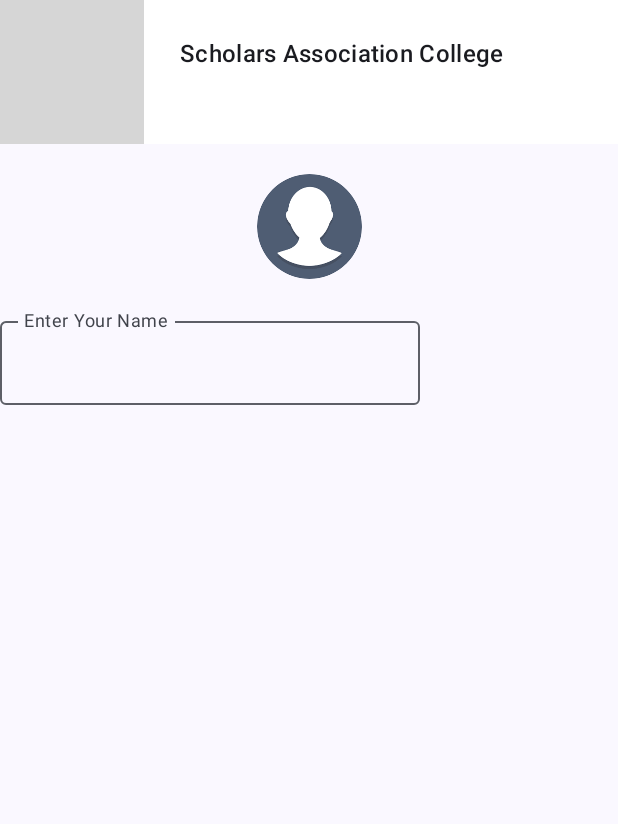
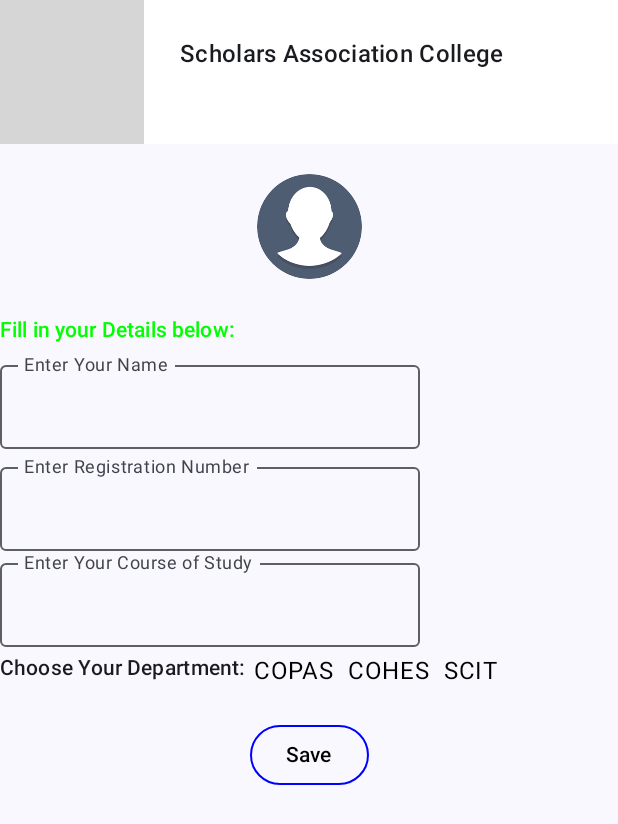
Before and after one commit to mudash-dev/SAC-ProfileApp, an Android app built with Jetpack Compose: the screen it shows after launch (MainActivity), on a phone screen of 412 x 824 dp. Shown: the top 824 px of the screen. Run offline under Robolectric (Android 15) with nearby library versions, the phone set to English and light mode, and no system bars; grey boxes are pictures that could not be loaded.

Commit message:
initial commit second commit with addition of elements

```diff
--- a/app/src/main/java/com/example/composeschoolprofile/MainActivity.kt
+++ b/app/src/main/java/com/example/composeschoolprofile/MainActivity.kt
@@ -4,16 +4,22 @@ package com.example.composeschoolprofile
 import android.os.Bundle
 import androidx.activity.ComponentActivity
 import androidx.activity.compose.setContent
+import androidx.compose.foundation.BorderStroke
 import androidx.compose.foundation.Image
 import androidx.compose.foundation.background
 import androidx.compose.foundation.layout.Arrangement
 import androidx.compose.foundation.layout.Column
 import androidx.compose.foundation.layout.Row
+import androidx.compose.foundation.layout.Spacer
 import androidx.compose.foundation.layout.fillMaxSize
 import androidx.compose.foundation.layout.fillMaxWidth
+import androidx.compose.foundation.layout.height
 import androidx.compose.foundation.layout.padding
 import androidx.compose.foundation.layout.size
+import androidx.compose.foundation.layout.width
 import androidx.compose.foundation.shape.CircleShape
+import androidx.compose.material3.Button
+import androidx.compose.material3.ButtonDefaults
 import androidx.compose.material3.MaterialTheme
 import androidx.compose.material3.OutlinedTextField
 import androidx.compose.material3.Surface
@@ -49,6 +55,7 @@ class MainActivity : ComponentActivity() {
     }
 }
 
+
 @Composable
 fun Student(school: String) {
     Column {
@@ -58,7 +65,7 @@ fun Student(school: String) {
                 .fillMaxWidth()
                 .background(color = Color.White)
         ) {
-            Image(painter = painterResource(id = R.drawable.unilogo), contentDescription ="SAC" )
+            Image(painter = painterResource(id = R.drawable.unilogo), contentDescription ="SAC" ,Modifier.background(color = Color.White))
             Text(
                 text = school,
                 style = MaterialTheme.typography.titleMedium,
@@ -83,13 +90,18 @@ fun Student(school: String) {
 
             )
         }
-
+        Spacer(modifier = Modifier.height(4.dp))
         //Collect data
-        Row (
+        Column (
             modifier = Modifier
                 .fillMaxWidth()
                 ){
+            Text(text = "Fill in your Details below:",
+                style = MaterialTheme.typography.titleSmall,
+                color = Color.Green
 
+                )
+            Spacer(modifier = Modifier.height(5.dp))
             var textname by remember {
                 mutableStateOf(TextFieldValue(" "))
             }
@@ -101,13 +113,75 @@ fun Student(school: String) {
                 }
 
             )
+            Spacer(modifier = Modifier.height(4.dp))
+            var regno by remember {
+                mutableStateOf(TextFieldValue(" "))
+            }
+            OutlinedTextField(
+                value = regno,
+                label = { Text(text = "Enter Registration Number") },
+                onValueChange = { newText ->
+                    regno = newText
+                }
+
+            )
+            val course by remember {
+                mutableStateOf(TextFieldValue(" "))
+            }
+            OutlinedTextField(
+                value = course,
+                label = { Text(text = "Enter Your Course of Study") },
+                onValueChange = { newText ->
+                    regno = newText
+                }
+
+            )
+
+            Spacer(modifier = Modifier.height(4.dp))
+            Row() {
+                Text(text = "Choose Your Department:",
+                    style = MaterialTheme.typography.titleSmall
+                    )
+
+                Spacer(modifier = Modifier.height(4.dp))
+
+                val radioOptions = listOf(" COPAS ", " COHES ", " SCIT ")
+                radioOptions.forEach { label ->
+                    radioButton()
+                    Text(
+                        text = label,
+                        color = Color.Black
+                    )
+                }
+            }
+            }
+        Spacer(modifier = Modifier.width(4.dp))
+        Row(
+            horizontalArrangement = Arrangement.Center ,
+            modifier = Modifier
+                .fillMaxWidth()
+                .padding(20.dp)
+        ) {
+            Button(
+                onClick = {
+
+                },
+                border = BorderStroke(1.dp, Color.Blue),
+                colors = ButtonDefaults.outlinedButtonColors(contentColor = Color.Blue)
+            ) {
+                Text(text = "Save", color = Color.Black)
+            }
+        }
+
 
         }
     }
 
 
+
+fun radioButton() {
+
 }
-
 
 @Preview(showBackground = true)
 @Composable
```
